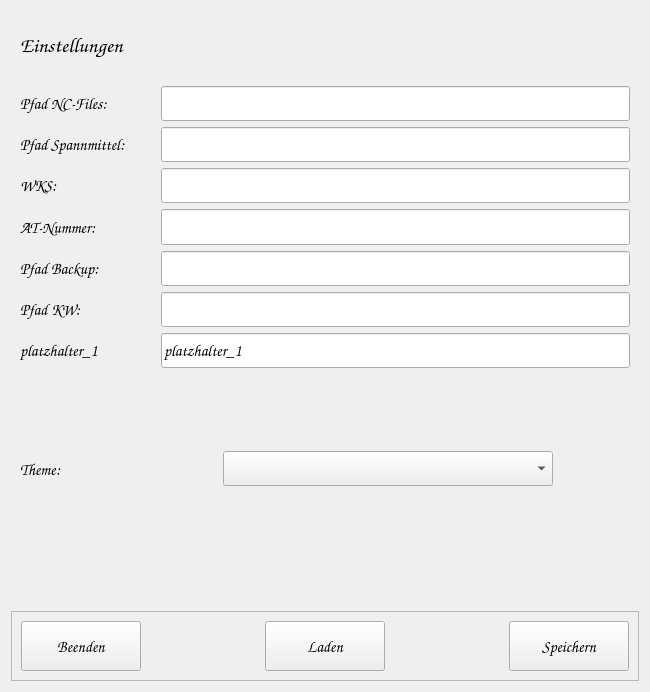
Above: UI/frm_settings.ui from dampfwolke/blankmaker before the change. Below: the same form after it.
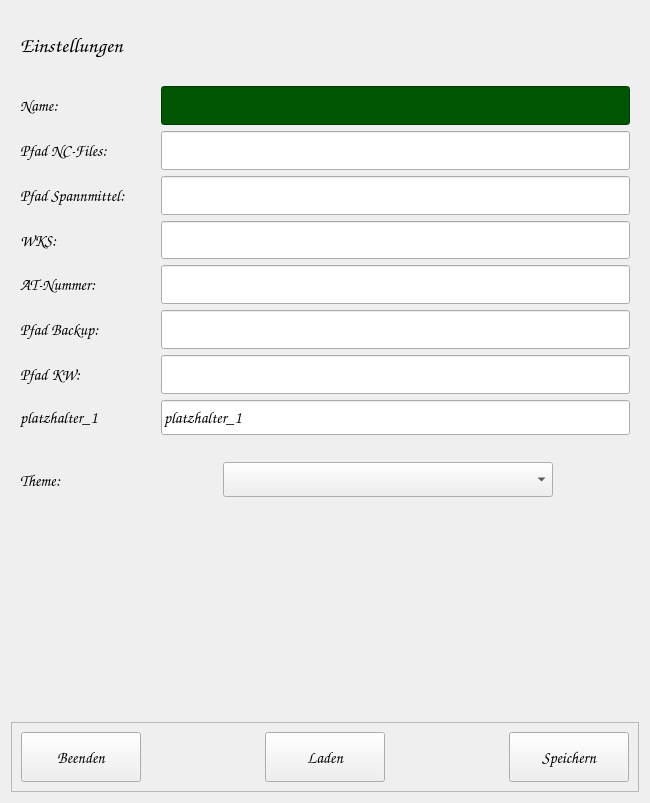
That is the form after the change. Icons and pictures are not drawn.

```diff
--- a/UI/frm_settings.ui
+++ b/UI/frm_settings.ui
@@ -10,7 +10,7 @@
     <x>0</x>
     <y>0</y>
     <width>650</width>
-    <height>692</height>
+    <height>803</height>
    </rect>
   </property>
   <property name="minimumSize">
@@ -124,8 +124,8 @@
        <pointsize>10</pointsize>
       </font>
      </property>
-     <layout class="QFormLayout" name="formLayout_2">
-      <item row="0" column="0">
+     <layout class="QFormLayout" name="formLayout">
+      <item row="1" column="0">
        <widget class="QLabel" name="lb_nc_base_path">
         <property name="minimumSize">
          <size>
@@ -154,7 +154,7 @@
         </property>
        </widget>
       </item>
-      <item row="0" column="1">
+      <item row="1" column="1">
        <widget class="QLineEdit" name="le_nc_base_path">
         <property name="sizePolicy">
          <sizepolicy hsizetype="Expanding" vsizetype="Expanding">
@@ -524,22 +524,70 @@
         </property>
        </widget>
       </item>
+      <item row="0" column="0">
+       <widget class="QLabel" name="lb_nutzername">
+        <property name="minimumSize">
+         <size>
+          <width>130</width>
+          <height>35</height>
+         </size>
+        </property>
+        <property name="maximumSize">
+         <size>
+          <width>250</width>
+          <height>50</height>
+         </size>
+        </property>
+        <property name="font">
+         <font>
+          <family>Comic Sans MS</family>
+          <pointsize>12</pointsize>
+          <bold>true</bold>
+         </font>
+        </property>
+        <property name="text">
+         <string>Name:</string>
+        </property>
+        <property name="alignment">
+         <set>Qt::AlignmentFlag::AlignLeading|Qt::AlignmentFlag::AlignLeft|Qt::AlignmentFlag::AlignVCenter</set>
+        </property>
+       </widget>
+      </item>
+      <item row="0" column="1">
+       <widget class="QLineEdit" name="le_nutzername">
+        <property name="sizePolicy">
+         <sizepolicy hsizetype="Expanding" vsizetype="Expanding">
+          <horstretch>0</horstretch>
+          <verstretch>0</verstretch>
+         </sizepolicy>
+        </property>
+        <property name="minimumSize">
+         <size>
+          <width>330</width>
+          <height>35</height>
+         </size>
+        </property>
+        <property name="maximumSize">
+         <size>
+          <width>900</width>
+          <height>50</height>
+         </size>
+        </property>
+        <property name="font">
+         <font>
+          <family>Comic Sans MS</family>
+          <pointsize>12</pointsize>
+         </font>
+        </property>
+        <property name="styleSheet">
+         <string notr="true">background-color: rgb(0, 85, 0)
+</string>
+        </property>
+       </widget>
+      </item>
      </layout>
     </widget>
    </item>
-   <item>
-    <spacer name="verticalSpacer_2">
-     <property name="orientation">
-      <enum>Qt::Orientation::Vertical</enum>
-     </property>
-     <property name="sizeHint" stdset="0">
-      <size>
-       <width>20</width>
-       <height>40</height>
-      </size>
-     </property>
-    </spacer>
-   </item>
    <item>
     <widget class="QWidget" name="wg_styles" native="true">
      <property name="minimumSize">
```
